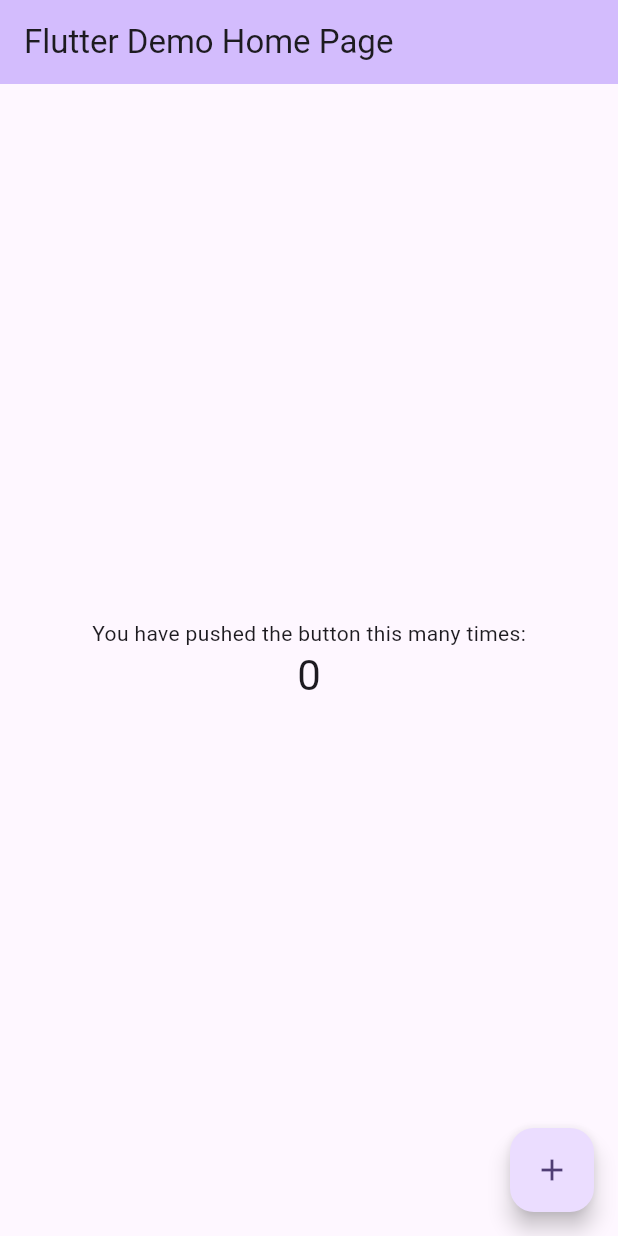
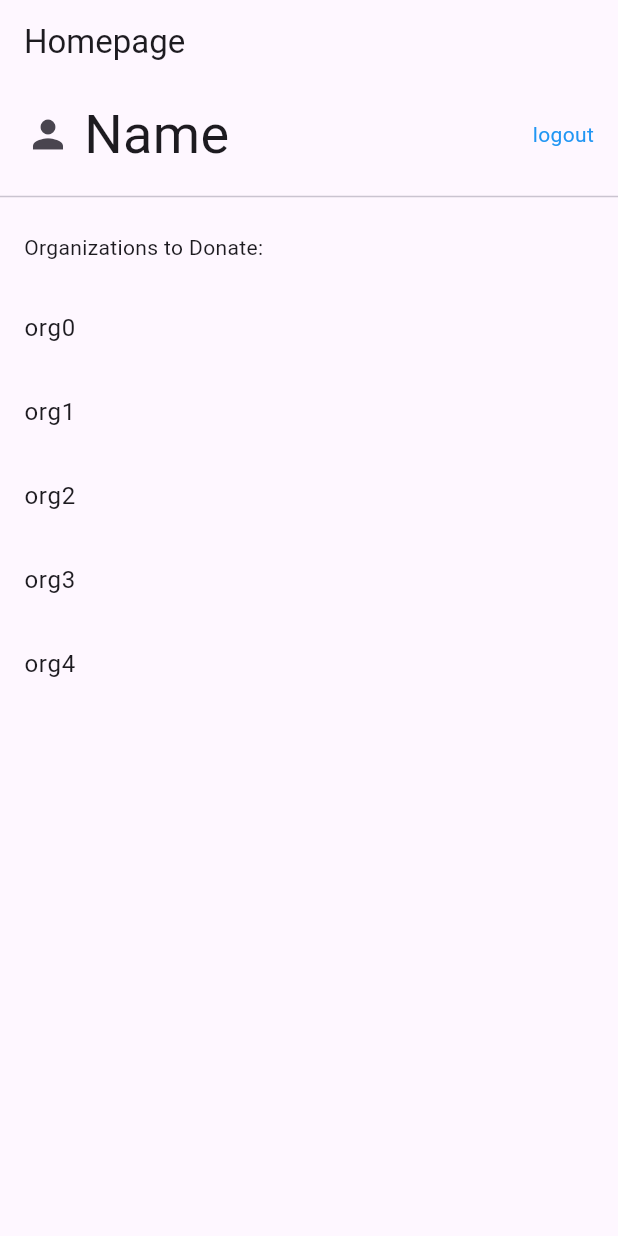
Before and after one commit to CinthSimbulan/CMSC-23-Project, a Flutter app: the screen it shows after launch, on a phone screen of 412 x 824 dp. Run offline on Flutter 3.47's test engine with Material 3 defaults, Android fonts, the phone set to English and light mode, and no system bars; our stand-ins replace image_picker; missing offline and left inert: my_app.

Commit message:
feat: added basic homepage

```diff
--- a/cmsc_23_project/lib/main.dart
+++ b/cmsc_23_project/lib/main.dart
@@ -1,3 +1,4 @@
+import 'package:cmsc_23_project/pages/homepage.dart';
 import 'package:flutter/material.dart';
 
 void main() {
@@ -11,115 +12,11 @@ class MyApp extends StatelessWidget {
   @override
   Widget build(BuildContext context) {
     return MaterialApp(
-      title: 'Flutter Demo',
-      theme: ThemeData(
-        // This is the theme of your application.
-        //
-        // TRY THIS: Try running your application with "flutter run". You'll see
-        // the application has a purple toolbar. Then, without quitting the app,
-        // try changing the seedColor in the colorScheme below to Colors.green
-        // and then invoke "hot reload" (save your changes or press the "hot
-        // reload" button in a Flutter-supported IDE, or press "r" if you used
-        // the command line to start the app).
-        //
-        // Notice that the counter didn't reset back to zero; the application
-        // state is not lost during the reload. To reset the state, use hot
-        // restart instead.
-        //
-        // This works for code too, not just values: Most code changes can be
-        // tested with just a hot reload.
-        colorScheme: ColorScheme.fromSeed(seedColor: Colors.deepPurple),
-        useMaterial3: true,
-      ),
-      home: const MyHomePage(title: 'Flutter Demo Home Page'),
+      title: 'Elbi Donation System',
+      initialRoute: Homepage.routename,
+      routes: {
+        Homepage.routename: (context) => const Homepage(),
+      },
     );
   }
 }
-
-class MyHomePage extends StatefulWidget {
-  const MyHomePage({super.key, required this.title});
-
-  // This widget is the home page of your application. It is stateful, meaning
-  // that it has a State object (defined below) that contains fields that affect
-  // how it looks.
-
-  // This class is the configuration for the state. It holds the values (in this
-  // case the title) provided by the parent (in this case the App widget) and
-  // used by the build method of the State. Fields in a Widget subclass are
-  // always marked "final".
-
-  final String title;
-
-  @override
-  State<MyHomePage> createState() => _MyHomePageState();
-}
-
-class _MyHomePageState extends State<MyHomePage> {
-  int _counter = 0;
-
-  void _incrementCounter() {
-    setState(() {
-      // This call to setState tells the Flutter framework that something has
-      // changed in this State, which causes it to rerun the build method below
-      // so that the display can reflect the updated values. If we changed
-      // _counter without calling setState(), then the build method would not be
-      // called again, and so nothing would appear to happen.
-      _counter++;
-    });
-  }
-
-  @override
-  Widget build(BuildContext context) {
-    // This method is rerun every time setState is called, for instance as done
-    // by the _incrementCounter method above.
-    //
-    // The Flutter framework has been optimized to make rerunning build methods
-    // fast, so that you can just rebuild anything that needs updating rather
-    // than having to individually change instances of widgets.
-    return Scaffold(
-      appBar: AppBar(
-        // TRY THIS: Try changing the color here to a specific color (to
-        // Colors.amber, perhaps?) and trigger a hot reload to see the AppBar
-        // change color while the other colors stay the same.
-        backgroundColor: Theme.of(context).colorScheme.inversePrimary,
-        // Here we take the value from the MyHomePage object that was created by
-        // the App.build method, and use it to set our appbar title.
-        title: Text(widget.title),
-      ),
-      body: Center(
-        // Center is a layout widget. It takes a single child and positions it
-        // in the middle of the parent.
-        child: Column(
-          // Column is also a layout widget. It takes a list of children and
-          // arranges them vertically. By default, it sizes itself to fit its
-          // children horizontally, and tries to be as tall as its parent.
-          //
-          // Column has various properties to control how it sizes itself and
-          // how it positions its children. Here we use mainAxisAlignment to
-          // center the children vertically; the main axis here is the vertical
-          // axis because Columns are vertical (the cross axis would be
-          // horizontal).
-          //
-          // TRY THIS: Invoke "debug painting" (choose the "Toggle Debug Paint"
-          // action in the IDE, or press "p" in the console), to see the
-          // wireframe for each widget.
-          mainAxisAlignment: MainAxisAlignment.center,
-          children: <Widget>[
-            const Text(
-              'You have pushed the button this many times:',
-            ),
-            Text(
-              '$_counter',
-              style: Theme.of(context).textTheme.headlineMedium,
-            ),
-          ],
-        ),
-      ),
-      floatingActionButton: FloatingActionButton(
-        onPressed: _incrementCounter,
-        tooltip: 'Increment',
-        child: const Icon(Icons.add),
-      ), // This trailing comma makes auto-formatting nicer for build methods.
-    );
-  }
-}
--- /dev/null
+++ b/cmsc_23_project/lib/pages/homepage.dart
@@ -0,0 +1,102 @@
+import 'package:flutter/material.dart';
+
+class Homepage extends StatefulWidget {
+  static const routename = '/home';
+
+  const Homepage({super.key});
+
+  @override
+  State<Homepage> createState() => _HomepageState();
+}
+
+class _HomepageState extends State<Homepage> {
+  List<String> list_organizations = [];
+  String name = "Name";
+  // for testing
+  @override
+  void initState() {
+    super.initState();
+    for (var i = 0; i < 5; i++) {
+      list_organizations.add("org$i");
+    }
+  }
+
+  @override
+  Widget build(BuildContext context) {
+    return Scaffold(
+      appBar: AppBar(
+        title: const Text("Homepage"),
+      ),
+      body: ListView(
+        children: [
+          Padding(
+            padding: const EdgeInsets.all(8),
+            child: Row(
+              children: [
+                IconButton(
+                    icon: const Icon(
+                      Icons.person,
+                      size: 30,
+                    ),
+                    onPressed: () {
+                      print("profile");
+                    }),
+                Expanded(
+                  child: Text(
+                    name,
+                    style: const TextStyle(
+                      fontSize: 36,
+                    ),
+                  ),
+                ),
+                Padding(
+                  padding: const EdgeInsets.all(8),
+                  child: Center(
+                    child: GestureDetector(
+                      onTap: () {
+                        print("logout");
+                      },
+                      child: const Text(
+                        'logout',
+                        style: TextStyle(
+                          color: Colors.blue,
+                        ),
+                      ),
+                    ),
+                  ),
+                )
+              ],
+            ),
+          ),
+          const Divider(),
+          const Padding(
+            padding: EdgeInsets.all(16),
+            child: Text("Organizations to Donate:"),
+          ),
+          (list_organizations.isEmpty)
+              ? const Padding(
+                  padding: EdgeInsets.all(8),
+                  child: Center(
+                    child: Text(
+                      'No Organization to Donate',
+                    ),
+                  ),
+                )
+              : ListView.builder(
+                  physics: const NeverScrollableScrollPhysics(),
+                  shrinkWrap: true,
+                  itemCount: list_organizations.length,
+                  itemBuilder: (context, index) {
+                    return ListTile(
+                      title: Text(list_organizations[index]),
+                      onTap: () {
+                        print(list_organizations[index]);
+                      },
+                    );
+                  },
+                ),
+        ],
+      ),
+    );
+  }
+}
```
